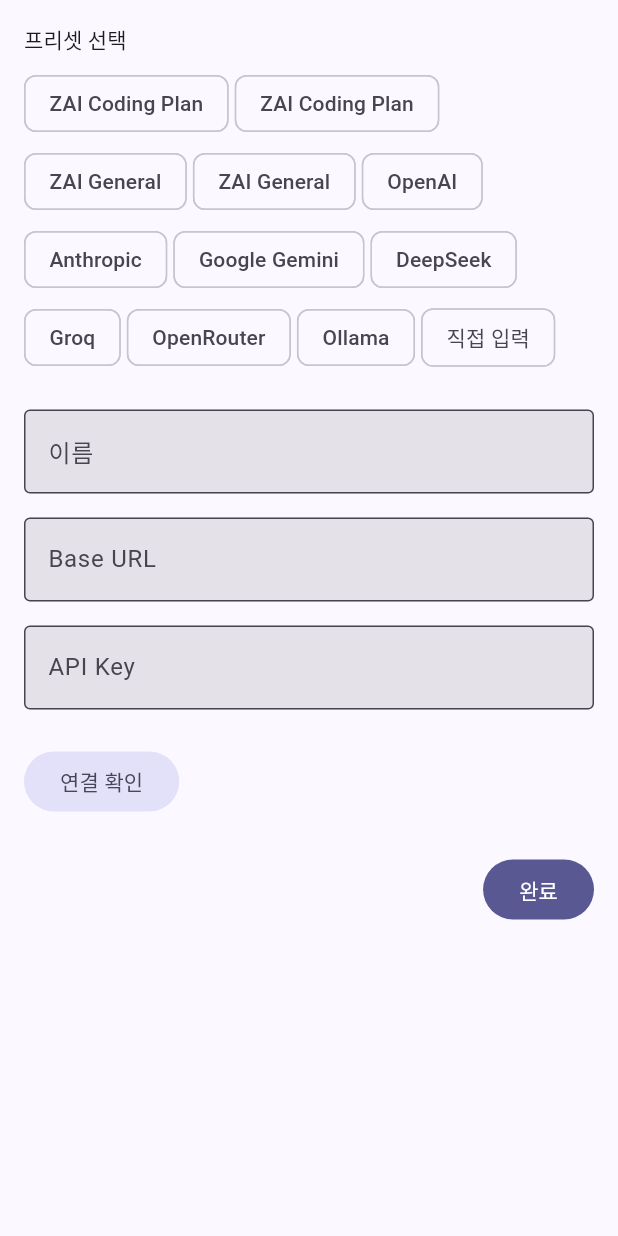
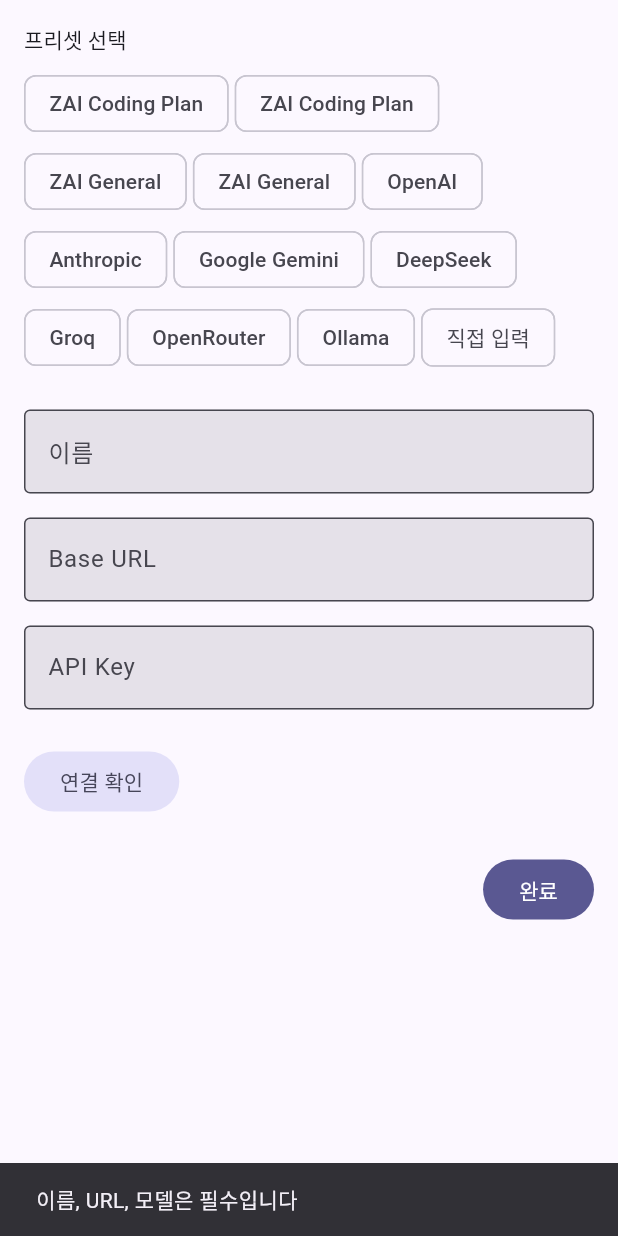
Before and after one commit to dev-hann/openflow, a Flutter app: the ProviderForm widget shown alone on an empty page, opened directly with empty values, after a tap on "완료", on a phone screen of 412 x 824 dp. Run offline on Flutter 3.47's test engine with Material 3 defaults, Android fonts, the phone set to English and light mode, and no system bars; our stand-ins replace equatable, flutter_bloc, flutter_markdown, flutter_secure_storage; accounts and stored records are empty.

Commit message:
app: fix WS auth deadlock, navigation crash, provider form, and PIN UI
- Fix WebSocket auth deadlock: send auth immediately on connect instead of
  waiting for auth_required (server expects auth as first message)
- Fix WS message key mismatch: use camelCase (sessionId, accessToken) to
  match server protocol instead of snake_case
- Fix settings back crash: remove double Navigator.pop() in drawer settings
  handler that popped the main route
- Fix provider form: implement actual verify via provider /models endpoint
  and create/update provider via server API instead of placeholder
- Fix PIN input: hide text field with Offstage, make boxes tappable
- Fix server change: pop all routes to show onboarding after clearAll

```diff
--- a/app/lib/screens/settings_screen.dart
+++ b/app/lib/screens/settings_screen.dart
@@ -60,10 +60,13 @@
     final providersCubit = context.read<ProvidersCubit>();
     final settingsCubit = context.read<SettingsCubit>();
     ws.disconnect();
-    await authCubit.clearAll();
     sessionsCubit.setSessions([]);
     providersCubit.setProviders([]);
     settingsCubit.clearServerUrl();
+    await authCubit.clearAll();
+    if (mounted) {
+      Navigator.of(context).popUntil((route) => route.isFirst);
+    }
   }
 
   Future<void> _switchProvider(String providerId) async {
--- a/app/lib/services/websocket_service.dart
+++ b/app/lib/services/websocket_service.dart
@@ -69,6 +69,7 @@
 
     try {
       _channel = WebSocketChannel.connect(Uri.parse(_wsUrl!));
+      send(WsAuth(accessToken: _accessToken!));
       _subscription = _channel!.stream.listen(
         _handleData,
         onError: _handleError,
--- a/app/lib/widgets/app_drawer.dart
+++ b/app/lib/widgets/app_drawer.dart
@@ -86,10 +86,7 @@
         ListTile(
           leading: const Icon(Icons.settings_outlined),
           title: const Text('설정'),
-          onTap: () {
-            Navigator.of(context).pop();
-            onSettings();
-          },
+          onTap: onSettings,
         ),
       ],
     );
--- a/app/lib/widgets/provider_form.dart
+++ b/app/lib/widgets/provider_form.dart
@@ -1,8 +1,16 @@
+import 'dart:convert';
+
 import 'package:flutter/material.dart';
+
+import 'package:flutter_bloc/flutter_bloc.dart';
+import 'package:http/http.dart' as http;
 
 import 'package:openflow/constants/dimensions.dart';
 import 'package:openflow/constants/presets.dart';
+import 'package:openflow/cubits/auth_cubit.dart';
+import 'package:openflow/cubits/providers_cubit.dart';
 import 'package:openflow/models/protocol.dart';
+import 'package:openflow/services/api_client.dart';
 import 'package:openflow/utils/normalize_url.dart';
 import 'package:openflow/widgets/verify_section.dart';
 
@@ -28,6 +36,7 @@
   ProviderPreset? _selectedPreset;
   String? _selectedModel;
   bool _verifying = false;
+  bool _submitting = false;
   VerifyResult? _verifyResult;
 
   @override
@@ -71,25 +80,111 @@
     });
 
     try {
-      final response = await HttpClientProvider.verify(
-        url,
-        _apiKeyController.text,
-      );
-      setState(() {
-        _verifying = false;
-        _verifyResult = VerifyResult(
-          ok: true,
-          models: response,
-        );
-        if (response.isNotEmpty && _selectedModel == null) {
-          _selectedModel = response.first;
-        }
-      });
+      final base = url.replaceFirst(RegExp(r'/+$'), '');
+      final response = await http
+          .get(
+            Uri.parse('$base/models'),
+            headers: {'Authorization': 'Bearer ${_apiKeyController.text}'},
+          )
+          .timeout(const Duration(seconds: 10));
+
+      if (!mounted) return;
+
+      if (response.statusCode == 200) {
+        final json = jsonDecode(response.body) as Map<String, dynamic>;
+        final data = json['data'] as List<dynamic>? ?? [];
+        final models = (data
+                .map((m) => (m as Map<String, dynamic>)['id'] as String)
+                .toList())
+          ..sort();
+        setState(() {
+          _verifying = false;
+          _verifyResult = VerifyResult(ok: true, models: models);
+          if (models.isNotEmpty && _selectedModel == null) {
+            _selectedModel = models.first;
+          }
+        });
+      } else {
+        setState(() {
+          _verifying = false;
+          _verifyResult =
+              VerifyResult(ok: false, error: 'HTTP ${response.statusCode}');
+        });
+      }
     } on Object catch (e) {
+      if (!mounted) return;
       setState(() {
         _verifying = false;
         _verifyResult = VerifyResult(ok: false, error: e.toString());
       });
+    }
+  }
+
+  Future<void> _handleSubmit() async {
+    final name = _nameController.text.trim();
+    final baseUrl = normalizeUrl(_urlController.text);
+    final apiKey = _apiKeyController.text.trim();
+    final model = _selectedModel ?? '';
+
+    if (name.isEmpty || baseUrl.isEmpty || model.isEmpty) {
+      ScaffoldMessenger.of(context).showSnackBar(
+        const SnackBar(content: Text('이름, URL, 모델은 필수입니다')),
+      );
+      return;
+    }
+
+    if (widget.editProvider == null && apiKey.isEmpty) {
+      ScaffoldMessenger.of(context).showSnackBar(
+        const SnackBar(content: Text('API Key를 입력해주세요')),
+      );
+      return;
+    }
+
+    final authCubit = context.read<AuthCubit>();
+    final token = await authCubit.getValidToken();
+    if (token == null || !mounted) return;
+
+    final api = createApiClient(authCubit.state.storedAuth!.serverUrl);
+
+    setState(() => _submitting = true);
+
+    try {
+      if (widget.editProvider != null) {
+        final params = <String, dynamic>{
+          'name': name,
+          'baseUrl': baseUrl,
+          'model': model,
+        };
+        if (apiKey.isNotEmpty) params['apiKey'] = apiKey;
+
+        final updated =
+            await api.updateProvider(token, widget.editProvider!.id, params);
+        if (mounted) {
+          context.read<ProvidersCubit>().updateProvider(updated);
+        }
+      } else {
+        final provider = await api.createProvider(token, {
+          'name': name,
+          'baseUrl': baseUrl,
+          'apiKey': apiKey,
+          'model': model,
+          'isDefault': true,
+        });
+        if (mounted) {
+          final cubit = context.read<ProvidersCubit>();
+          cubit.setProviders([...cubit.state.providers, provider]);
+        }
+      }
+
+      if (mounted) widget.onComplete();
+    } on Object catch (e) {
+      if (mounted) {
+        ScaffoldMessenger.of(context).showSnackBar(
+          SnackBar(content: Text('Provider 저장 실패: $e')),
+        );
+      }
+    } finally {
+      if (mounted) setState(() => _submitting = false);
     }
   }
 
@@ -139,9 +234,10 @@
             const SizedBox(height: Spacing.md),
             TextField(
               controller: _apiKeyController,
-              decoration: const InputDecoration(
+              decoration: InputDecoration(
                 labelText: 'API Key',
-                border: OutlineInputBorder(),
+                border: const OutlineInputBorder(),
+                hintText: widget.editProvider != null ? '변경 시에만 입력' : null,
               ),
               obscureText: true,
             ),
@@ -164,8 +260,14 @@
                 ),
               const Spacer(),
               FilledButton(
-                onPressed: _handleSubmit,
-                child: Text(widget.editProvider != null ? '저장' : '완료'),
+                onPressed: _submitting ? null : _handleSubmit,
+                child: _submitting
+                    ? const SizedBox(
+                        width: 20,
+                        height: 20,
+                        child: CircularProgressIndicator(strokeWidth: 2),
+                      )
+                    : Text(widget.editProvider != null ? '저장' : '완료'),
               ),
             ],
           ),
@@ -173,15 +275,4 @@
       ),
     );
   }
-
-  void _handleSubmit() {
-    widget.onComplete();
-  }
 }
-
-class HttpClientProvider {
-  static Future<List<String>> verify(String url, String apiKey) async {
-    // Placeholder - actual implementation in screen
-    return [];
-  }
-}
```
Also changed, not shown: app/lib/models/protocol.dart (+8 -8 lines), app/lib/screens/onboarding_screen.dart (+9 -3 lines), 1 other file.
